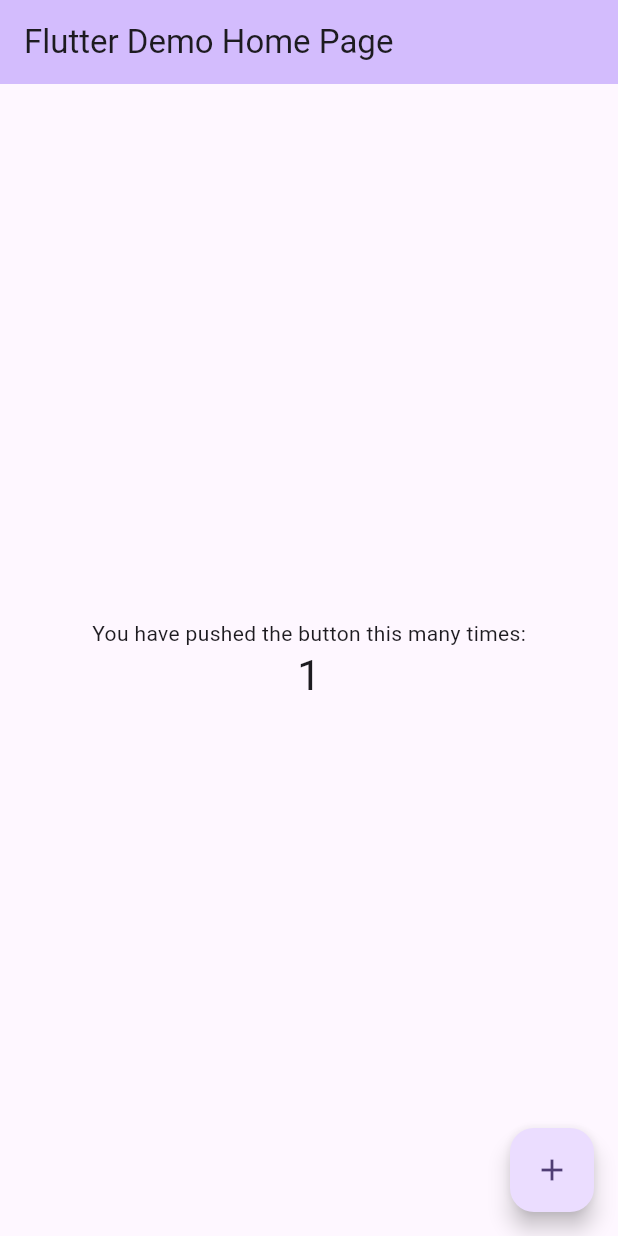
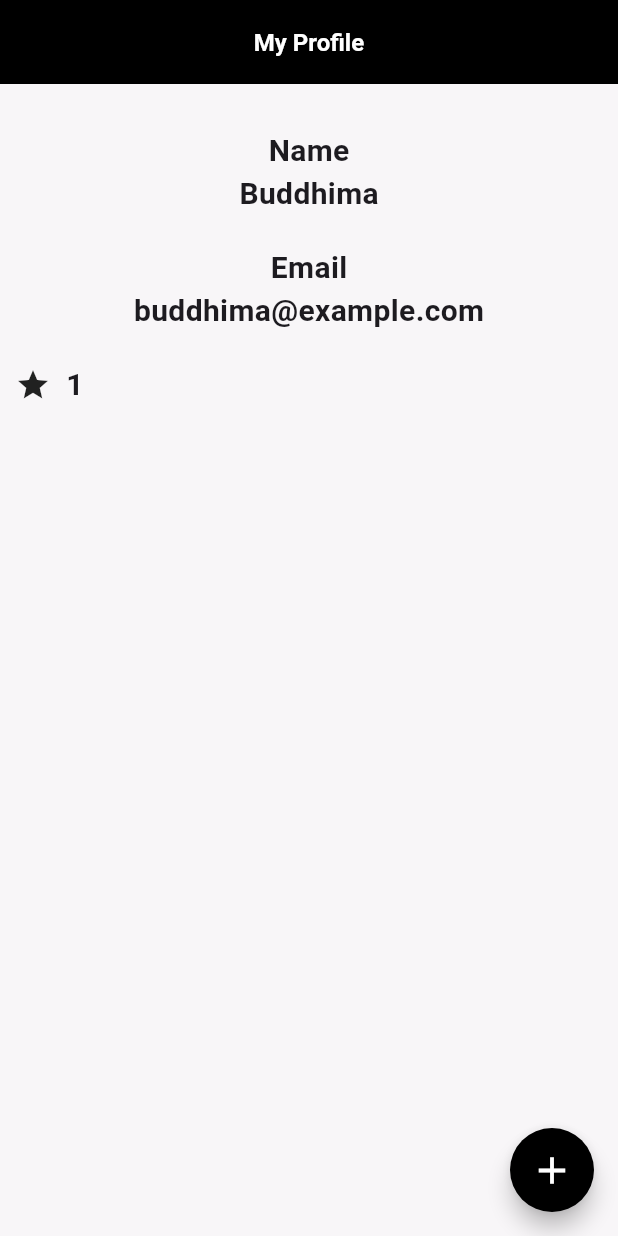
Before and after one commit to Buddhima-384/Profile_Page_UI_Flutter, a Flutter app: the screen it shows after launch, after a tap on the "add" icon, on a phone screen of 412 x 824 dp. Run offline on Flutter 3.47's test engine with Material 3 defaults, Android fonts, the phone set to English and light mode, and no system bars; Roboto replaces fonts that are missing (Arial).

Commit message:
Profile UI Created

```diff
--- a/lib/main.dart
+++ b/lib/main.dart
@@ -1,121 +1,99 @@
 import 'package:flutter/material.dart';
 
 void main() {
-  runApp(const MyApp());
+  runApp(const MyProfileApp());
 }
 
-class MyApp extends StatelessWidget {
-  const MyApp({super.key});
+class MyProfileApp extends StatelessWidget {
+  const MyProfileApp({super.key});
 
-  // This widget is the root of your application.
   @override
   Widget build(BuildContext context) {
     return MaterialApp(
-      title: 'Flutter Demo',
+      debugShowCheckedModeBanner: false,
+      title: 'My Profile',
       theme: ThemeData(
-        // This is the theme of your application.
-        //
-        // TRY THIS: Try running your application with "flutter run". You'll see
-        // the application has a purple toolbar. Then, without quitting the app,
-        // try changing the seedColor in the colorScheme below to Colors.green
-        // and then invoke "hot reload" (save your changes or press the "hot
-        // reload" button in a Flutter-supported IDE, or press "r" if you used
-        // the command line to start the app).
-        //
-        // Notice that the counter didn't reset back to zero; the application
-        // state is not lost during the reload. To reset the state, use hot
-        // restart instead.
-        //
-        // This works for code too, not just values: Most code changes can be
-        // tested with just a hot reload.
-        colorScheme: .fromSeed(seedColor: Colors.deepPurple),
+        fontFamily: 'Arial',
+        scaffoldBackgroundColor: const Color(0xFFF8F6F8),
       ),
-      home: const MyHomePage(title: 'Flutter Demo Home Page'),
+      home: const MyProfilePage(),
     );
   }
 }
 
-class MyHomePage extends StatefulWidget {
-  const MyHomePage({super.key, required this.title});
-
-  // This widget is the home page of your application. It is stateful, meaning
-  // that it has a State object (defined below) that contains fields that affect
-  // how it looks.
-
-  // This class is the configuration for the state. It holds the values (in this
-  // case the title) provided by the parent (in this case the App widget) and
-  // used by the build method of the State. Fields in a Widget subclass are
-  // always marked "final".
-
-  final String title;
+class MyProfilePage extends StatefulWidget {
+  const MyProfilePage({super.key});
 
   @override
-  State<MyHomePage> createState() => _MyHomePageState();
+  State<MyProfilePage> createState() => _MyProfilePageState();
 }
 
-class _MyHomePageState extends State<MyHomePage> {
+class _MyProfilePageState extends State<MyProfilePage> {
   int _counter = 0;
-
-  void _incrementCounter() {
-    setState(() {
-      // This call to setState tells the Flutter framework that something has
-      // changed in this State, which causes it to rerun the build method below
-      // so that the display can reflect the updated values. If we changed
-      // _counter without calling setState(), then the build method would not be
-      // called again, and so nothing would appear to happen.
-      _counter++;
-    });
-  }
-
   @override
   Widget build(BuildContext context) {
-    // This method is rerun every time setState is called, for instance as done
-    // by the _incrementCounter method above.
-    //
-    // The Flutter framework has been optimized to make rerunning build methods
-    // fast, so that you can just rebuild anything that needs updating rather
-    // than having to individually change instances of widgets.
     return Scaffold(
       appBar: AppBar(
-        // TRY THIS: Try changing the color here to a specific color (to
-        // Colors.amber, perhaps?) and trigger a hot reload to see the AppBar
-        // change color while the other colors stay the same.
-        backgroundColor: Theme.of(context).colorScheme.inversePrimary,
-        // Here we take the value from the MyHomePage object that was created by
-        // the App.build method, and use it to set our appbar title.
-        title: Text(widget.title),
+        backgroundColor: Colors.black,
+        elevation: 0,
+        centerTitle: true,
+        toolbarHeight: 56,
+
+        title: const Text(
+          'My Profile',
+          style: TextStyle(
+            color: Colors.white,
+            fontSize: 16,
+            fontWeight: FontWeight.bold,
+          ),
+        ),
       ),
-      body: Center(
-        // Center is a layout widget. It takes a single child and positions it
-        // in the middle of the parent.
+
+      body: Padding(
+        padding: const EdgeInsets.all(10),
         child: Column(
-          // Column is also a layout widget. It takes a list of children and
-          // arranges them vertically. By default, it sizes itself to fit its
-          // children horizontally, and tries to be as tall as its parent.
-          //
-          // Column has various properties to control how it sizes itself and
-          // how it positions its children. Here we use mainAxisAlignment to
-          // center the children vertically; the main axis here is the vertical
-          // axis because Columns are vertical (the cross axis would be
-          // horizontal).
-          //
-          // TRY THIS: Invoke "debug painting" (choose the "Toggle Debug Paint"
-          // action in the IDE, or press "p" in the console), to see the
-          // wireframe for each widget.
-          mainAxisAlignment: .center,
           children: [
-            const Text('You have pushed the button this many times:'),
+            SizedBox(height: 20),
             Text(
-              '$_counter',
-              style: Theme.of(context).textTheme.headlineMedium,
+              "Name",
+              style: TextStyle(fontSize: 20, fontWeight: FontWeight.bold),
+            ),
+            Text(
+              "Buddhima",
+              style: TextStyle(fontSize: 20, fontWeight: FontWeight.bold),
+            ),
+            SizedBox(height: 20),
+            Text(
+              "Email",
+              style: TextStyle(fontSize: 20, fontWeight: FontWeight.bold),
+            ),
+            Text(
+              "buddhima@example.com",
+              style: TextStyle(fontSize: 20, fontWeight: FontWeight.bold),
+            ),
+            SizedBox(height: 20),
+            Row(
+              children: [
+                Icon(Icons.star),
+                SizedBox(width: 10),
+                Text(
+                  "$_counter",
+                  style: TextStyle(fontSize: 20, fontWeight: FontWeight.bold),
+                ),
+              ],
             ),
           ],
         ),
       ),
       floatingActionButton: FloatingActionButton(
-        onPressed: _incrementCounter,
-        tooltip: 'Increment',
-        child: const Icon(Icons.add),
+        backgroundColor: Colors.black,
+        onPressed: () {
+          setState(() {
+            _counter = _counter + 1;
+          });
+        },
+        child: Icon(Icons.add, color: Colors.white, size: 30),
+        shape: CircleBorder(),
       ),
     );
   }
```
Also changed, not shown: 1 other file.
